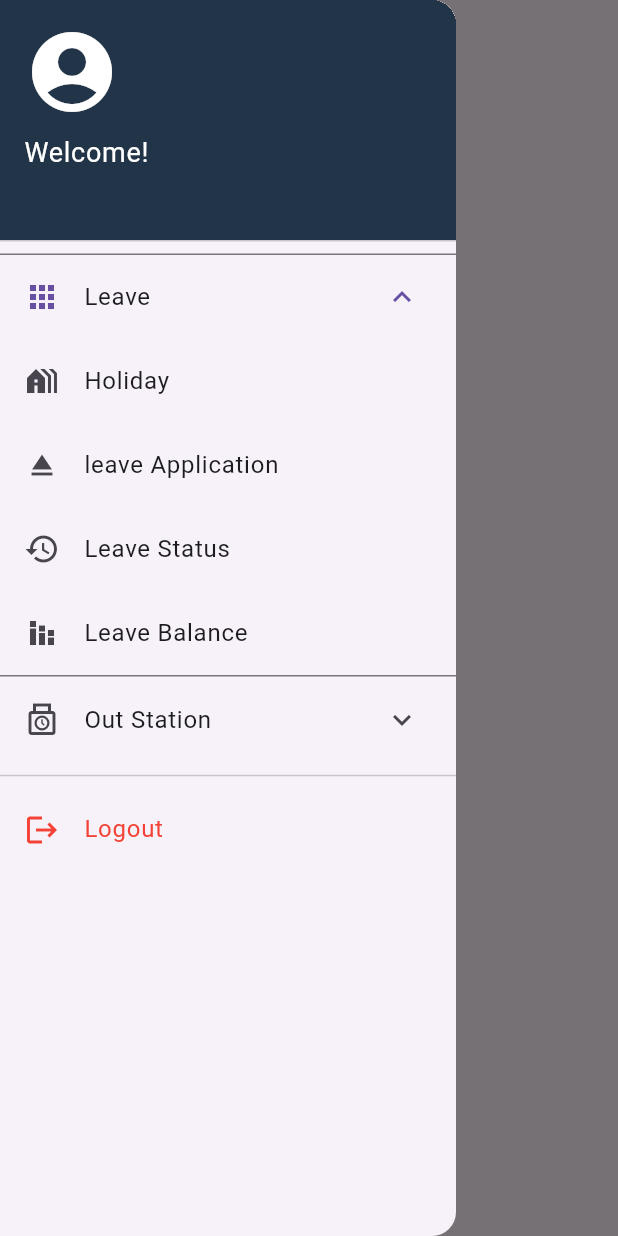
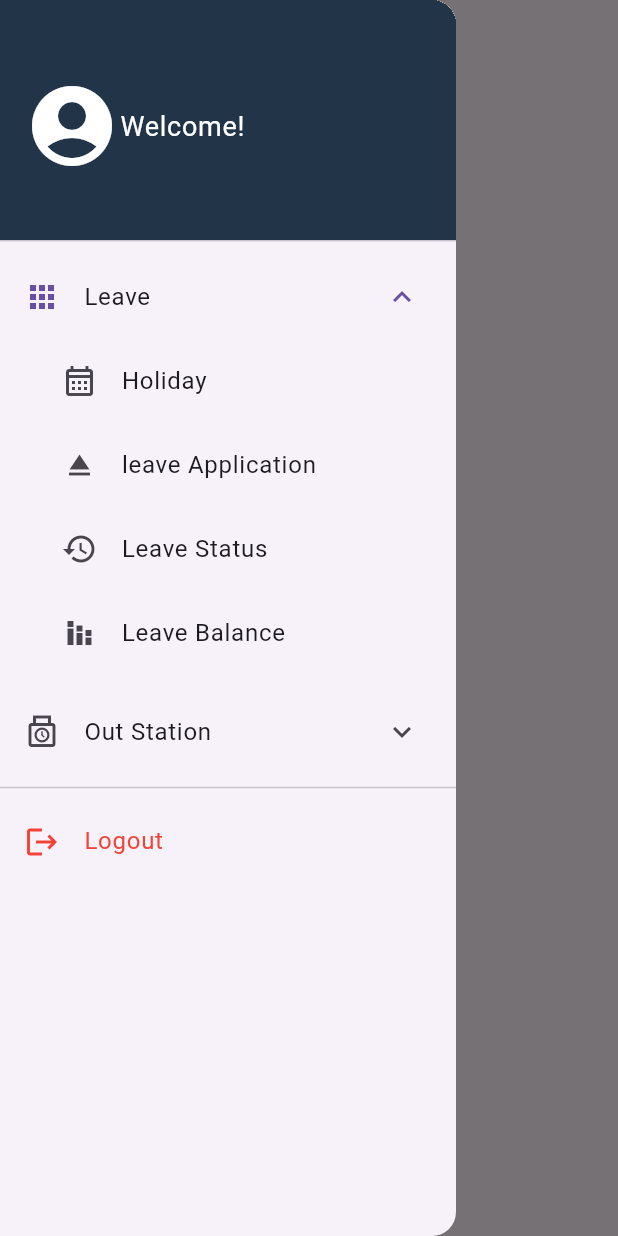
Before and after one commit to Patel002/hrms-system, a Flutter app: the HomePage screen opened by its route, in the side drawer, after a tap on "Leave", on a phone screen of 412 x 824 dp. Run offline on Flutter 3.47's test engine with Material 3 defaults, Android fonts, the phone set to English and light mode, and no system bars; our stand-ins replace dio, flutter_dotenv, open_file, shared_preferences; missing offline and left inert: file_selector, jwt_decode; accounts and stored records are empty.

Commit message:
Refactor home screen layout and improve expansion tile functionality for leave and out station sections

```diff
--- a/lib/screen/home_screen.dart
+++ b/lib/screen/home_screen.dart
@@ -1,17 +1,17 @@
 import 'package:flutter/material.dart';
 import 'package:shared_preferences/shared_preferences.dart';
 import 'package:jwt_decode/jwt_decode.dart';
-
 class HomePage extends StatefulWidget {
   const HomePage({super.key});
 
   @override
   State<HomePage> createState() => _HomePageState();
 }
-
 class _HomePageState extends State<HomePage> {
-  bool _isLeaveExpanded = false;
+  // bool _isLeaveExpanded = false;
+  // bool _isOutStationExpanded = false;
   String? userRole;
+  String? _expandedTile;
   bool isSupervisor = false;
 
   @override
@@ -32,7 +32,6 @@ Future<void> loadUserPermissions() async {
     });
   }
 }
-
   Future<void> _logout() async {
     final prefs = await SharedPreferences.getInstance();
     await prefs.clear();
@@ -53,8 +52,8 @@ Future<void> loadUserPermissions() async {
           children: [
             DrawerHeader(
               decoration: BoxDecoration(color: Color(0XFF213448)),
-              child: const Column(
-                crossAxisAlignment: CrossAxisAlignment.start,
+              child: Row(
+                crossAxisAlignment: CrossAxisAlignment.center,
                 children: [
                   Icon(Icons.account_circle, size: 64, color: Colors.white),
                   SizedBox(height: 8),
@@ -63,16 +62,20 @@ Future<void> loadUserPermissions() async {
               ),
             ),
 
-            ExpansionTile(
+
+          Theme(
+          data: Theme.of(context).copyWith(dividerColor: Colors.transparent),
+           child: ExpansionTile(
               title: const Text('Leave'),
               leading: const Icon(Icons.apps),
-              initiallyExpanded: _isLeaveExpanded,
+              initiallyExpanded: _expandedTile == 'Leave',
               onExpansionChanged: (expanded) {
-                setState(() => _isLeaveExpanded = expanded);
+                setState(() => _expandedTile = expanded ? 'Leave' : null);
               },
+              childrenPadding: const EdgeInsets.only(left: 25, right: 16, bottom: 8),
               children: [
                  ListTile(
-                  leading: const Icon(Icons.holiday_village),
+                  leading: const Icon(Icons.calendar_month_outlined),
                   title: const Text('Holiday'),
                   onTap: () => Navigator.pushNamed(context, '/holiday'),
                 ),
@@ -99,14 +102,18 @@ Future<void> loadUserPermissions() async {
                 ),
               ],
             ),
+            ),
 
-            ExpansionTile(
+            Theme(
+              data: Theme.of(context).copyWith(dividerColor: Colors.transparent),
+            child: ExpansionTile(
               title: const Text('Out Station'),
               leading: const Icon(Icons.punch_clock_outlined),
-              initiallyExpanded: _isLeaveExpanded,
+              initiallyExpanded: _expandedTile == 'Out Station',
               onExpansionChanged: (expanded) {
-              setState(() => _isLeaveExpanded = expanded);
+              setState(() { _expandedTile = expanded ? 'Out Station' : null; });
               },
+              childrenPadding: const EdgeInsets.only(left: 25, right: 16, bottom: 8),
               children: [
                 ListTile(
                   leading: const Icon(Icons.add),
@@ -115,8 +122,9 @@ Future<void> loadUserPermissions() async {
                 )
               ],
               ),
+            ),
 
-            const Divider(),
+            const Divider(thickness: 1),
 
             ListTile(
               leading: const Icon(Icons.logout, color: Colors.red),
```
